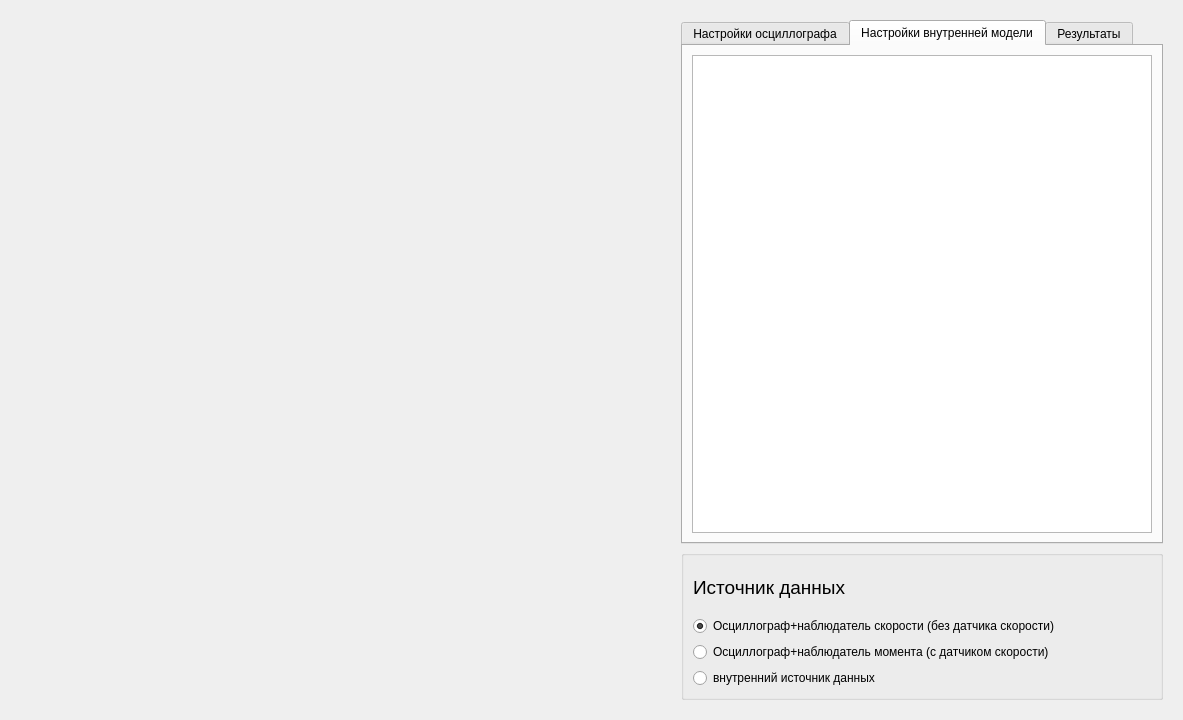
Above: untitled/electromagn.ui from Ivanos121/ImView before the change. Below: the same form after it.
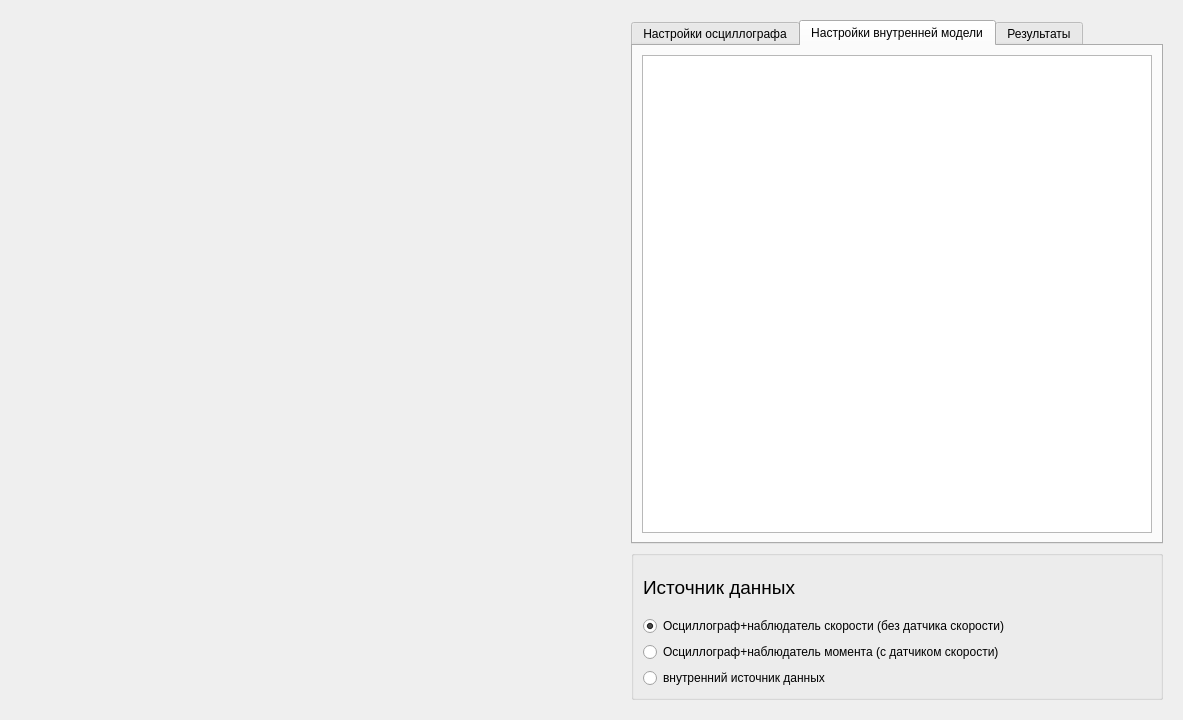
That is the form after the change. Custom widgets are drawn as their Qt base class.

Patch:
```diff
--- a/untitled/electromagn.ui
+++ b/untitled/electromagn.ui
@@ -21,7 +21,7 @@
     <widget class="QWidget" name="widget_2" native="true">
      <property name="maximumSize">
       <size>
-       <width>500</width>
+       <width>550</width>
        <height>16777215</height>
       </size>
      </property>
```
